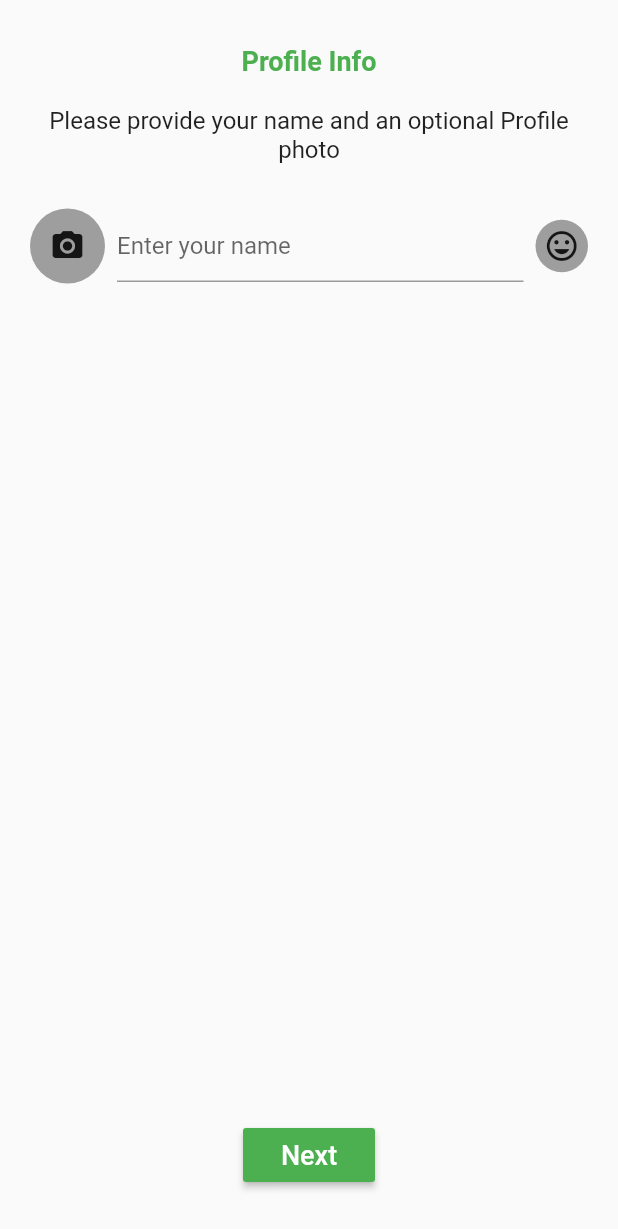
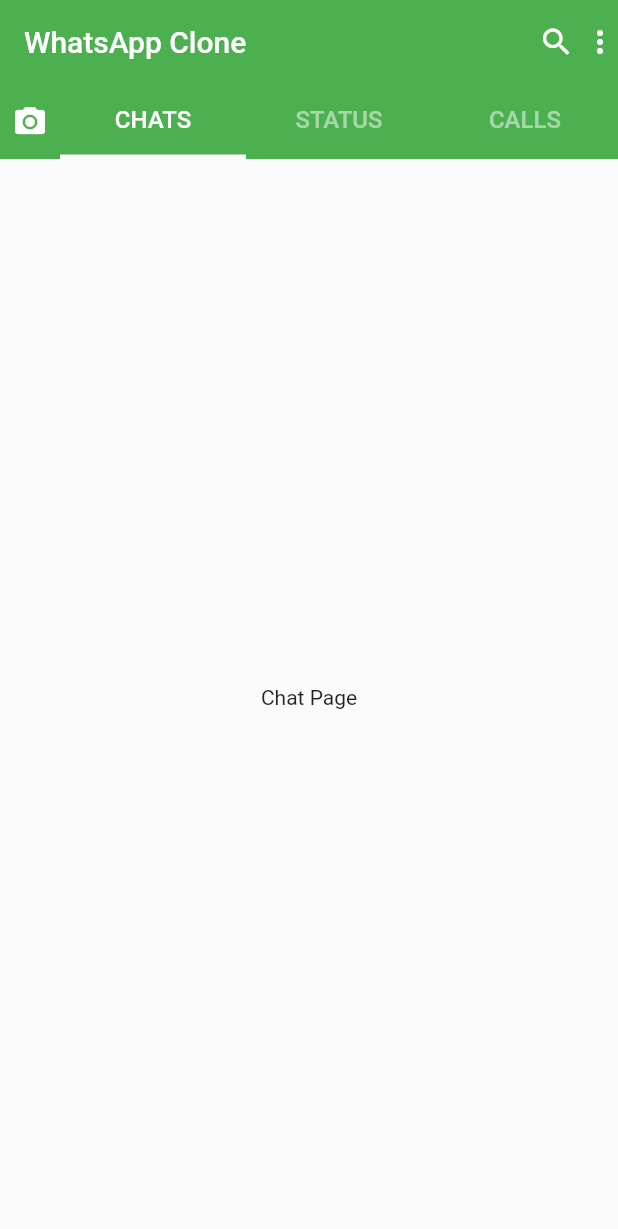
Before and after one commit to ameerhamza006/WhatsApp-Clone-Dynamic-Flutter, a Flutter app: the SetInitialProfileWidget screen opened directly, after a tap on "Next", on a phone screen of 412 x 824 dp. Shown: the top 1229 px of the screen. Run offline on Flutter 3.47's test engine with Material 2 defaults, Android fonts, the phone set to English and light mode, and no system bars; our stand-ins replace pin_code_fields; missing offline and left inert: country_pickers.

Commit message:
create more pages

```diff
--- a/lib/main.dart
+++ b/lib/main.dart
@@ -1,5 +1,6 @@
 import 'package:flutter/material.dart';
 import 'package:flutter_whatsapp_clone/presention/screens/splash_screen.dart';
+import 'package:flutter_whatsapp_clone/presention/widgets/theme/style.dart';
 
 void main() {
   runApp(MyApp());
@@ -12,6 +13,9 @@ class MyApp extends StatelessWidget {
     return MaterialApp(
       title: 'WhatsApp Clone',
       debugShowCheckedModeBanner: false,
+      theme: ThemeData(
+        primaryColor: primaryColor
+      ),
       home: SplashScreen(),
     );
   }
--- /dev/null
+++ b/lib/presention/pages/chat_page.dart
@@ -0,0 +1,14 @@
+import 'package:flutter/material.dart';
+
+class ChatPage extends StatelessWidget {
+  const ChatPage({Key? key}) : super(key: key);
+
+  @override
+  Widget build(BuildContext context) {
+    return Scaffold(
+      body: Center(
+        child: Text("Chat Page"),
+      ),
+    );
+  }
+}
--- a/lib/presention/pages/set_initial_profile_page.dart
+++ b/lib/presention/pages/set_initial_profile_page.dart
@@ -1,4 +1,5 @@
 import 'package:flutter/material.dart';
+import 'package:flutter_whatsapp_clone/presention/screens/home_screen.dart';
 import 'package:flutter_whatsapp_clone/presention/widgets/theme/style.dart';
 
 
@@ -44,7 +45,8 @@ class _SetInitialProfileWidgetState extends State<SetInitialProfileWidget> {
                 child: MaterialButton(
                   color: greenColor,
                   onPressed: (){
-                    //  Navigator.push(context, MaterialPageRoute(builder: (_) => PhoneVerificationPage()));
+                      Navigator.push(context, MaterialPageRoute(builder: (_) => HomeScreen()));
+
                   },
                   child: Text("Next",style: TextStyle(fontSize: 18,color: Colors.white),
                   ),
--- a/lib/presention/screens/home_screen.dart
+++ b/lib/presention/screens/home_screen.dart
@@ -1,14 +1,96 @@
 import 'package:flutter/material.dart';
+import 'package:flutter_whatsapp_clone/presention/pages/calls_page.dart';
+import 'package:flutter_whatsapp_clone/presention/pages/camera_page.dart';
+import 'package:flutter_whatsapp_clone/presention/pages/chat_page.dart';
+import 'package:flutter_whatsapp_clone/presention/pages/status_page.dart';
+import 'package:flutter_whatsapp_clone/presention/widgets/theme/custom_tab_bar.dart';
+import 'package:flutter_whatsapp_clone/presention/widgets/theme/style.dart';
 
-class HomeScreen extends StatelessWidget {
+class HomeScreen extends StatefulWidget {
   const HomeScreen({Key? key}) : super(key: key);
+
+  @override
+  _HomeScreenState createState() => _HomeScreenState();
+}
+
+class _HomeScreenState extends State<HomeScreen> {
+
+ bool _isSearch = false;
+
+ int _currentPageIndex=1;
+ PageController _pageViewController= PageController(initialPage: 1);
+ List<Widget> _pages = [CameraPage(),ChatPage(),StatusPage(),CallsPage()];
+
+ _buildSearch(){
+   return Container(
+     height: 45,
+     margin: EdgeInsets.only(top: 40),
+     decoration: BoxDecoration(
+       color: Colors.white,
+       boxShadow: [
+         BoxShadow(
+           color: Colors.black.withOpacity(.3),
+           spreadRadius: 1,
+           offset: Offset(0.0,0.50),
+         ),
+       ]
+     ),
+     child: TextField(
+       decoration: InputDecoration(
+         hintText: "Search...",
+         prefixIcon: InkWell(
+           onTap: () {
+             setState(() {
+               _isSearch = false;
+             });
+
+           },
+           child: Icon(Icons.arrow_back),
+         ),
+       ),
+     ),
+   );
+ }
 
   @override
   Widget build(BuildContext context) {
     return Scaffold(
+      appBar: _currentPageIndex != 0? AppBar(
+        elevation: 0.0,
+        automaticallyImplyLeading: false,
+        backgroundColor: _isSearch == false? primaryColor: Colors.transparent,
+        title: _isSearch == false?Text("WhatsApp Clone"): Container(height: 0.0, width: 0.0,),
+        flexibleSpace: _isSearch == false? Container(height: 0.0, width: 0.0,): _buildSearch(),
+        actions: <Widget>[
+          InkWell(
+              onTap: (){
+                setState(() {
+                  _isSearch = true;
+                });
+              },
+              child: Icon(Icons.search)),
+          SizedBox( width: 5, ),
+          Icon(Icons.more_vert)
+        ],
+      ): null,
       body: Column(
         children: <Widget>[
-
+          _isSearch == false? _currentPageIndex != 0? CustomTabBar(index : _currentPageIndex):
+          Container(width: 0.0, height: 0.0,): Container(width: 0.0, height: 0.0,),
+          Expanded(
+              child: PageView.builder(
+                itemCount: _pages.length,
+                controller: _pageViewController,
+                onPageChanged: (index){
+                  setState(() {
+                    _currentPageIndex=index;
+                  });
+                },
+                itemBuilder: (_,index){
+                  return _pages[index];
+                },
+              ),
+          ),
         ],
       ),
     );
--- /dev/null
+++ b/lib/presention/widgets/theme/custom_tab_bar.dart
@@ -0,0 +1,62 @@
+import 'package:flutter/material.dart';
+import 'package:flutter_whatsapp_clone/presention/widgets/theme/style.dart';
+
+class CustomTabBar extends StatelessWidget {
+
+  final int index;
+
+  const CustomTabBar({Key? key, required this.index}) : super(key: key);
+
+  @override
+  Widget build(BuildContext context) {
+    return Container(
+      height: 50,
+      decoration: BoxDecoration(
+        color: primaryColor,
+      ),
+      child: Row(
+        children: <Widget>[
+          Container(
+            width: 40,
+            child: Icon(Icons.camera_alt,color: Colors.white,),
+          ),
+          Expanded(
+            child: CustomTabBarButton(text: "CHATS",textColor: index == 1?textIconColor: Colors.white.withOpacity(0.5), borderColor: index == 1? textIconColor:Colors.transparent,),
+          ),
+          Expanded(
+            child: CustomTabBarButton(text: "STATUS",textColor: index == 2?textIconColor: Colors.white.withOpacity(0.5), borderColor: index == 2? textIconColor:Colors.transparent,),
+          ),
+          Expanded(
+            child: CustomTabBarButton(text: "CALLS",textColor: index == 3?textIconColor: Colors.white.withOpacity(0.5), borderColor: index == 3? textIconColor:Colors.transparent,),
+          ),
+        ],
+      ),
+    );
+  }
+}
+
+class CustomTabBarButton extends StatelessWidget {
+  final String text;
+  final Color borderColor;
+  final Color textColor;
+  final double borderWidth;
+
+
+  const CustomTabBarButton({Key? key, required this.text, required this.borderColor, required this.textColor,  this.borderWidth=3.0,}) : super(key: key);
+
+  @override
+  Widget build(BuildContext context) {
+    return Container(
+      alignment: Alignment.center,
+      decoration: BoxDecoration(
+        border: Border(
+          bottom: BorderSide(color: borderColor, width: borderWidth),
+        )
+      ),
+      child: Text(
+        text,
+        style: TextStyle(fontSize: 16,fontWeight: FontWeight.w500, color: textColor),
+      ),
+    );
+  }
+}
```
Also changed, not shown: lib/presention/pages/calls_page.dart (added, +14 -0 lines), lib/presention/pages/camera_page.dart (added, +14 -0 lines), lib/presention/pages/status_page.dart (added, +14 -0 lines).
